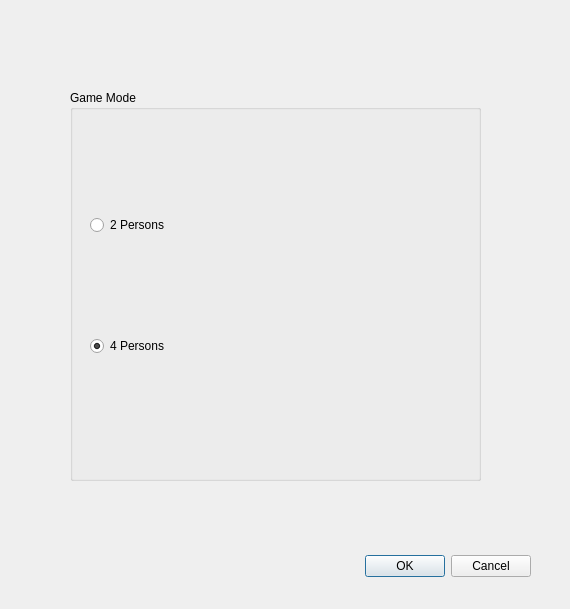
Qt form chooseGame.ui (ideallx/Hexagon) before a commit.
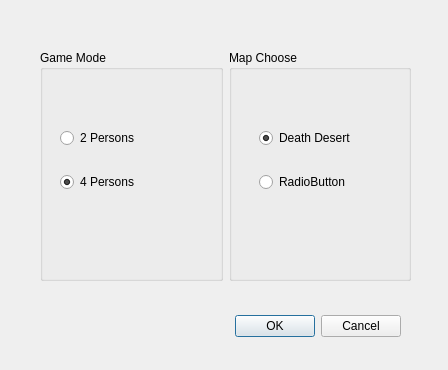
The same form after that commit.

```diff
--- a/chooseGame.ui
+++ b/chooseGame.ui
@@ -6,8 +6,8 @@
    <rect>
     <x>0</x>
     <y>0</y>
-    <width>570</width>
-    <height>609</height>
+    <width>448</width>
+    <height>370</height>
    </rect>
   </property>
   <property name="windowTitle">
@@ -16,8 +16,8 @@
   <widget class="QDialogButtonBox" name="buttonBox">
    <property name="geometry">
     <rect>
-     <x>190</x>
-     <y>550</y>
+     <x>60</x>
+     <y>310</y>
      <width>341</width>
      <height>32</height>
     </rect>
@@ -29,15 +29,18 @@
     <set>QDialogButtonBox::Cancel|QDialogButtonBox::Ok</set>
    </property>
   </widget>
+  <widget class="QWidget" name="">
+   <property name="geometry">
+    <rect>
+     <x>40</x>
+     <y>50</y>
+     <width>371</width>
+     <height>231</height>
+    </rect>
+   </property>
+   <layout class="QHBoxLayout" name="horizontalLayout">
+    <item>
   <widget class="QGroupBox" name="groupBox">
-   <property name="geometry">
-    <rect>
-     <x>70</x>
-     <y>90</y>
-     <width>411</width>
-     <height>391</height>
-    </rect>
-   </property>
    <property name="title">
     <string>Game Mode</string>
    </property>
@@ -45,13 +48,11 @@
     <property name="geometry">
      <rect>
       <x>20</x>
-      <y>30</y>
-      <width>371</width>
-      <height>331</height>
-     </rect>
-    </property>
-    <layout class="QHBoxLayout" name="horizontalLayout">
-     <item>
+         <y>60</y>
+         <width>121</width>
+         <height>101</height>
+        </rect>
+       </property>
       <layout class="QVBoxLayout" name="verticalLayout">
        <item>
         <widget class="QRadioButton" name="mode_2person">
@@ -71,12 +72,46 @@
         </widget>
        </item>
       </layout>
+      </widget>
+     </widget>
      </item>
      <item>
-      <layout class="QVBoxLayout" name="verticalLayout_2"/>
-     </item>
-    </layout>
-   </widget>
+     <widget class="QGroupBox" name="groupBox_2">
+      <property name="title">
+       <string>Map Choose</string>
+      </property>
+      <widget class="QWidget" name="">
+       <property name="geometry">
+        <rect>
+         <x>30</x>
+         <y>60</y>
+         <width>111</width>
+         <height>101</height>
+        </rect>
+       </property>
+       <layout class="QVBoxLayout" name="verticalLayout_2">
+        <item>
+         <widget class="QRadioButton" name="radioButton">
+          <property name="text">
+           <string>Death Desert</string>
+          </property>
+          <property name="checked">
+           <bool>true</bool>
+          </property>
+         </widget>
+        </item>
+        <item>
+         <widget class="QRadioButton" name="radioButton_2">
+          <property name="text">
+           <string>RadioButton</string>
+          </property>
+         </widget>
+        </item>
+       </layout>
+      </widget>
+     </widget>
+    </item>
+   </layout>
   </widget>
  </widget>
  <resources/>
```
Lines whose indentation alone changed are shown as unchanged.
